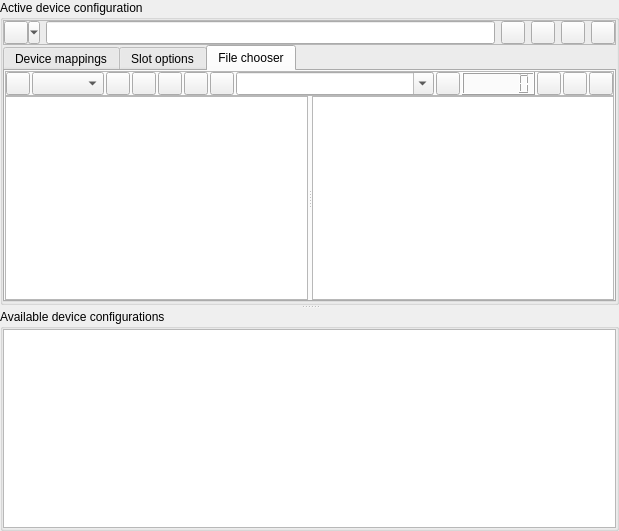
This is messdevcfg.ui in qmc2/qmc2-mame-fe as Qt 5 draws it before an edit. The edited form follows.
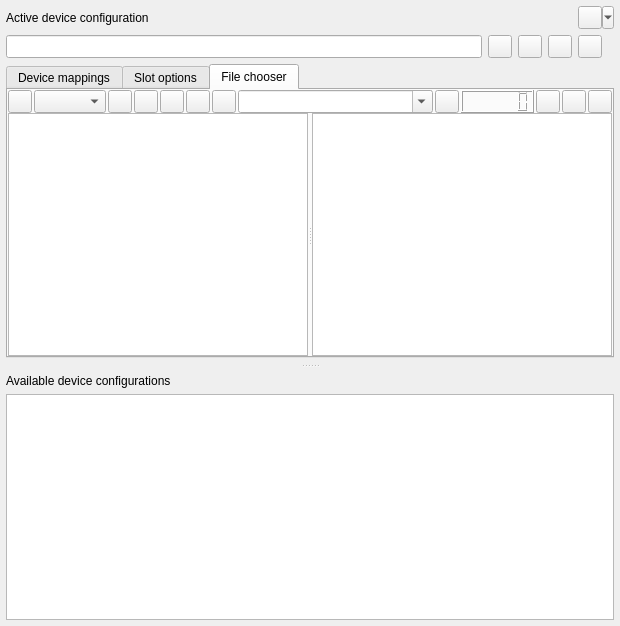
This is the edited form. The open tabs and pages were chosen to show the change. Icons and pictures are not drawn.

Commit message: imp: MESS device configurator: minor UI improvements using fewer frames and some new icons

The edit to the form file:
```diff
--- a/messdevcfg.ui
+++ b/messdevcfg.ui
@@ -7,8 +7,8 @@
    <rect>
     <x>0</x>
     <y>0</y>
-    <width>619</width>
-    <height>531</height>
+    <width>620</width>
+    <height>626</height>
    </rect>
   </property>
   <property name="windowTitle">
@@ -26,84 +26,9 @@
      <property name="orientation">
       <enum>Qt::Vertical</enum>
      </property>
-     <widget class="QGroupBox" name="groupBoxActiveDeviceConfiguration">
-      <property name="sizePolicy">
-       <sizepolicy hsizetype="Ignored" vsizetype="Ignored">
-        <horstretch>0</horstretch>
-        <verstretch>0</verstretch>
-       </sizepolicy>
-      </property>
-      <property name="title">
-       <string>Active device configuration</string>
-      </property>
-      <layout class="QGridLayout" name="gridLayoutActiveDeviceConfigs">
-       <property name="margin">
-        <number>0</number>
-       </property>
-       <property name="spacing">
-        <number>0</number>
-       </property>
-       <item row="0" column="0">
-        <widget class="QFrame" name="frameConfiguration">
-         <property name="sizePolicy">
-          <sizepolicy hsizetype="Expanding" vsizetype="Preferred">
-           <horstretch>0</horstretch>
-           <verstretch>0</verstretch>
-          </sizepolicy>
-         </property>
-         <property name="frameShape">
-          <enum>QFrame::StyledPanel</enum>
-         </property>
-         <property name="frameShadow">
-          <enum>QFrame::Raised</enum>
-         </property>
-         <layout class="QGridLayout" name="gridLayoutFrameConfiguration" columnstretch="0,1,0,0,0,0">
-          <property name="margin">
-           <number>0</number>
-          </property>
-          <item row="0" column="0">
-           <widget class="QToolButton" name="toolButtonConfiguration">
-            <property name="sizePolicy">
-             <sizepolicy hsizetype="Minimum" vsizetype="Minimum">
-              <horstretch>0</horstretch>
-              <verstretch>0</verstretch>
-             </sizepolicy>
-            </property>
-            <property name="toolTip">
-             <string>Device configuration menu</string>
-            </property>
-            <property name="statusTip">
-             <string>Device configuration menu</string>
-            </property>
-            <property name="icon">
-             <iconset resource="qmc2.qrc">
-              <normaloff>:/data/img/work.png</normaloff>:/data/img/work.png</iconset>
-            </property>
-            <property name="popupMode">
-             <enum>QToolButton::MenuButtonPopup</enum>
-            </property>
-            <property name="toolButtonStyle">
-             <enum>Qt::ToolButtonIconOnly</enum>
-            </property>
-           </widget>
-          </item>
-          <item row="0" column="1">
-           <widget class="QLineEdit" name="lineEditConfigurationName">
-            <property name="sizePolicy">
-             <sizepolicy hsizetype="Expanding" vsizetype="Minimum">
-              <horstretch>0</horstretch>
-              <verstretch>0</verstretch>
-             </sizepolicy>
-            </property>
-            <property name="toolTip">
-             <string>Name of device configuration</string>
-            </property>
-            <property name="statusTip">
-             <string>Name of device configuration</string>
-            </property>
-           </widget>
-          </item>
-          <item row="0" column="2">
+     <widget class="QWidget" name="layoutWidget">
+      <layout class="QGridLayout" name="gridLayoutActiveDeviceConfiguration">
+       <item row="1" column="2">
            <widget class="QToolButton" name="toolButtonNewConfiguration">
             <property name="sizePolicy">
              <sizepolicy hsizetype="Fixed" vsizetype="Minimum">
@@ -126,7 +51,7 @@
             </property>
            </widget>
           </item>
-          <item row="0" column="3">
+       <item row="1" column="3">
            <widget class="QToolButton" name="toolButtonCloneConfiguration">
             <property name="sizePolicy">
              <sizepolicy hsizetype="Fixed" vsizetype="Minimum">
@@ -149,7 +74,7 @@
             </property>
            </widget>
           </item>
-          <item row="0" column="4">
+       <item row="1" column="4">
            <widget class="QToolButton" name="toolButtonRemoveConfiguration">
             <property name="sizePolicy">
              <sizepolicy hsizetype="Fixed" vsizetype="Minimum">
@@ -172,33 +97,7 @@
             </property>
            </widget>
           </item>
-          <item row="0" column="5">
-           <widget class="QToolButton" name="toolButtonSaveConfiguration">
-            <property name="sizePolicy">
-             <sizepolicy hsizetype="Fixed" vsizetype="Minimum">
-              <horstretch>0</horstretch>
-              <verstretch>0</verstretch>
-             </sizepolicy>
-            </property>
-            <property name="toolTip">
-             <string>Save current device configuration to list of available configurations</string>
-            </property>
-            <property name="statusTip">
-             <string>Save current device configuration to list of available configurations</string>
-            </property>
-            <property name="text">
-             <string/>
-            </property>
-            <property name="icon">
-             <iconset resource="qmc2.qrc">
-              <normaloff>:/data/img/filesaveas.png</normaloff>:/data/img/filesaveas.png</iconset>
-            </property>
-           </widget>
-          </item>
-         </layout>
-        </widget>
-       </item>
-       <item row="1" column="0">
+       <item row="2" column="0" colspan="6">
         <widget class="QTabWidget" name="tabWidgetDeviceSetup">
          <property name="currentIndex">
           <number>0</number>
@@ -344,10 +243,7 @@
               </sizepolicy>
              </property>
              <property name="frameShape">
-              <enum>QFrame::StyledPanel</enum>
-             </property>
-             <property name="frameShadow">
-              <enum>QFrame::Raised</enum>
+              <enum>QFrame::NoFrame</enum>
              </property>
              <layout class="QHBoxLayout" name="horizontalLayoutFrameFileChooser">
               <property name="spacing">
@@ -679,23 +575,90 @@
          </widget>
         </widget>
        </item>
+       <item row="1" column="5">
+        <widget class="QToolButton" name="toolButtonSaveConfiguration">
+         <property name="sizePolicy">
+          <sizepolicy hsizetype="Fixed" vsizetype="Minimum">
+           <horstretch>0</horstretch>
+           <verstretch>0</verstretch>
+          </sizepolicy>
+         </property>
+         <property name="toolTip">
+          <string>Save current device configuration to list of available configurations</string>
+         </property>
+         <property name="statusTip">
+          <string>Save current device configuration to list of available configurations</string>
+         </property>
+         <property name="text">
+          <string/>
+         </property>
+         <property name="icon">
+          <iconset resource="qmc2.qrc">
+           <normaloff>:/data/img/filesaveas.png</normaloff>:/data/img/filesaveas.png</iconset>
+         </property>
+        </widget>
+       </item>
+       <item row="0" column="0" colspan="5">
+        <widget class="QLabel" name="labelActiveDeviceConfiguration">
+         <property name="text">
+          <string>Active device configuration</string>
+         </property>
+        </widget>
+       </item>
+       <item row="0" column="5">
+        <widget class="QToolButton" name="toolButtonConfiguration">
+         <property name="sizePolicy">
+          <sizepolicy hsizetype="Minimum" vsizetype="Minimum">
+           <horstretch>0</horstretch>
+           <verstretch>0</verstretch>
+          </sizepolicy>
+         </property>
+         <property name="toolTip">
+          <string>Device configuration menu</string>
+         </property>
+         <property name="statusTip">
+          <string>Device configuration menu</string>
+         </property>
+         <property name="icon">
+          <iconset resource="qmc2.qrc">
+           <normaloff>:/data/img/work.png</normaloff>:/data/img/work.png</iconset>
+         </property>
+         <property name="popupMode">
+          <enum>QToolButton::MenuButtonPopup</enum>
+         </property>
+         <property name="toolButtonStyle">
+          <enum>Qt::ToolButtonIconOnly</enum>
+         </property>
+        </widget>
+       </item>
+       <item row="1" column="0" colspan="2">
+        <widget class="QLineEdit" name="lineEditConfigurationName">
+         <property name="sizePolicy">
+          <sizepolicy hsizetype="Expanding" vsizetype="Minimum">
+           <horstretch>0</horstretch>
+           <verstretch>0</verstretch>
+          </sizepolicy>
+         </property>
+         <property name="toolTip">
+          <string>Name of device configuration</string>
+         </property>
+         <property name="statusTip">
+          <string>Name of device configuration</string>
+         </property>
+        </widget>
+       </item>
       </layout>
      </widget>
-     <widget class="QGroupBox" name="groupBoxAvailableDeviceConfigurations">
-      <property name="sizePolicy">
-       <sizepolicy hsizetype="Ignored" vsizetype="Ignored">
-        <horstretch>0</horstretch>
-        <verstretch>0</verstretch>
-       </sizepolicy>
-      </property>
-      <property name="title">
+     <widget class="QWidget" name="layoutWidget">
+      <layout class="QGridLayout" name="gridLayoutAvailableDeviceConfiguration">
+       <item row="0" column="0">
+        <widget class="QLabel" name="labelAvailableDeviceConfigurations">
+         <property name="text">
        <string>Available device configurations</string>
       </property>
-      <layout class="QGridLayout" name="gridLayoutAvailableDeviceConfigs">
-       <property name="margin">
-        <number>0</number>
-       </property>
-       <item row="0" column="0">
+        </widget>
+       </item>
+       <item row="1" column="0">
         <widget class="QListWidget" name="listWidgetDeviceConfigurations">
          <property name="contextMenuPolicy">
           <enum>Qt::CustomContextMenu</enum>
```
Left out of the diff: 7 changed lines with no effect on the pictures. Lines whose indentation alone changed are shown as unchanged. The commit also changes 5 other files.
